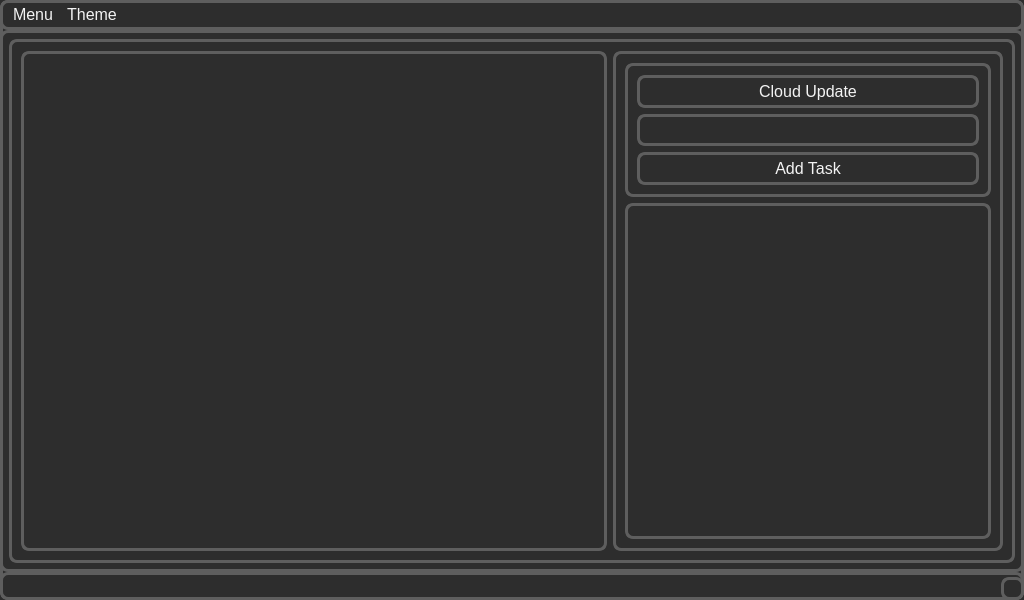
The window that main/ui/checklist.ui (KashML/CheckItOut) describes before a commit, drawn with Qt 5.
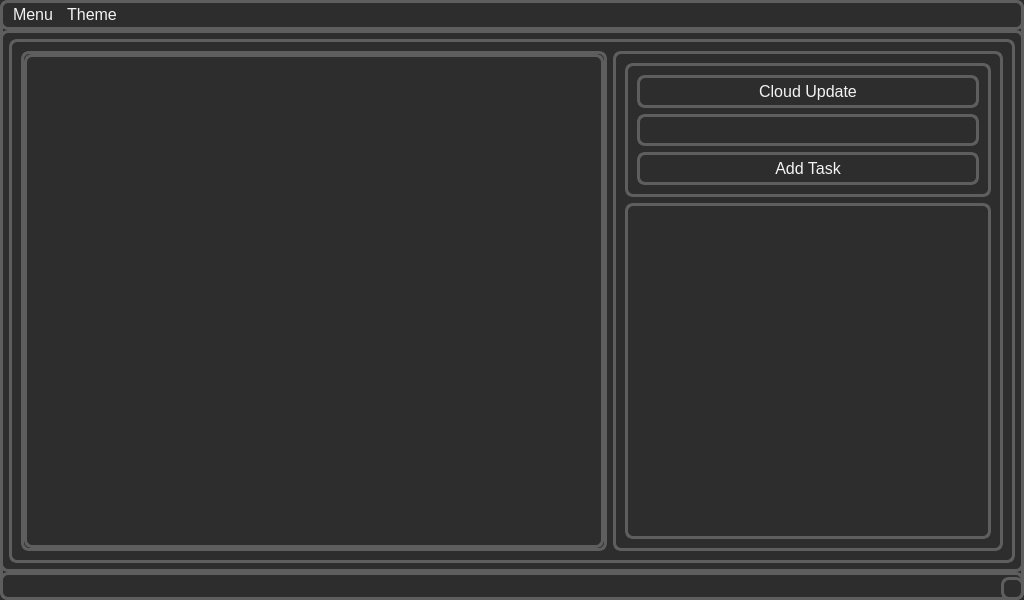
The same window after the commit.

Commit message: Adding scroll bar

Patch:
```diff
--- a/main/ui/checklist.ui
+++ b/main/ui/checklist.ui
@@ -47,25 +47,32 @@
       </property>
       <layout class="QHBoxLayout" name="horizontalLayout">
        <item>
-        <widget class="QFrame" name="task_frame">
+        <widget class="QScrollArea" name="task_frame_scroll">
          <property name="sizePolicy">
-          <sizepolicy hsizetype="Preferred" vsizetype="Preferred">
+          <sizepolicy hsizetype="Expanding" vsizetype="Expanding">
            <horstretch>3</horstretch>
            <verstretch>0</verstretch>
           </sizepolicy>
          </property>
          <property name="maximumSize">
           <size>
-           <width>1024</width>
+           <width>1000</width>
            <height>600</height>
           </size>
          </property>
-         <property name="frameShape">
-          <enum>QFrame::StyledPanel</enum>
+         <property name="widgetResizable">
+          <bool>true</bool>
          </property>
-         <property name="frameShadow">
-          <enum>QFrame::Raised</enum>
-         </property>
+         <widget class="QWidget" name="task_frame">
+          <property name="geometry">
+           <rect>
+            <x>0</x>
+            <y>0</y>
+            <width>580</width>
+            <height>494</height>
+           </rect>
+          </property>
+         </widget>
         </widget>
        </item>
        <item>
```
The commit also changes 2 other files.
